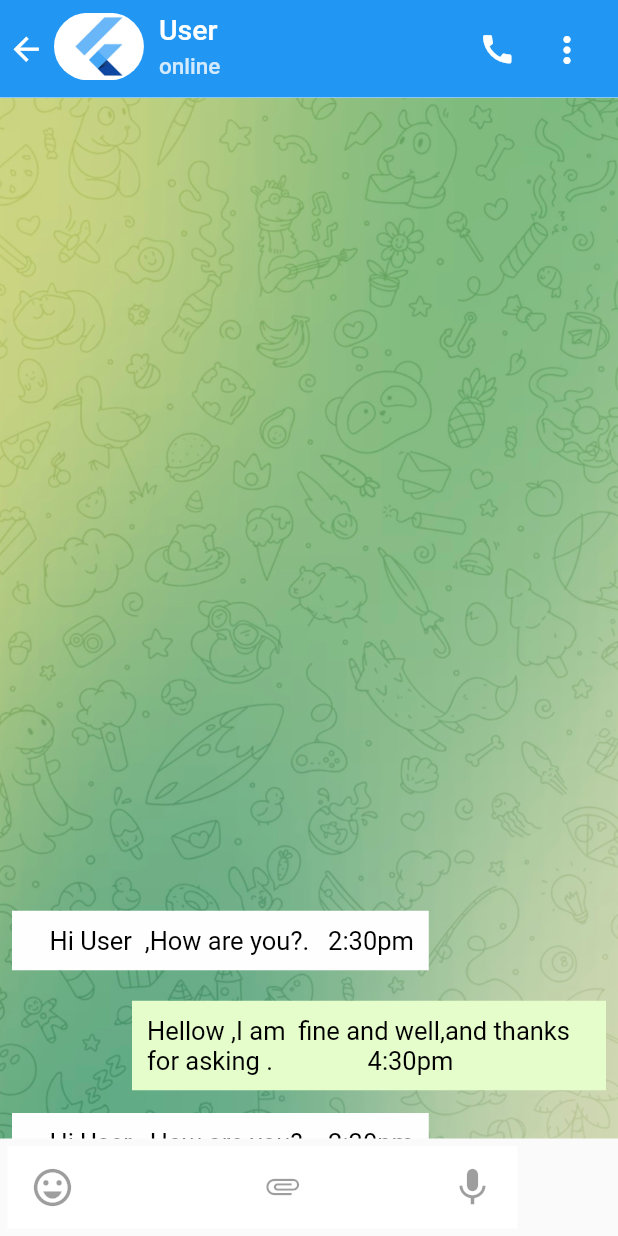
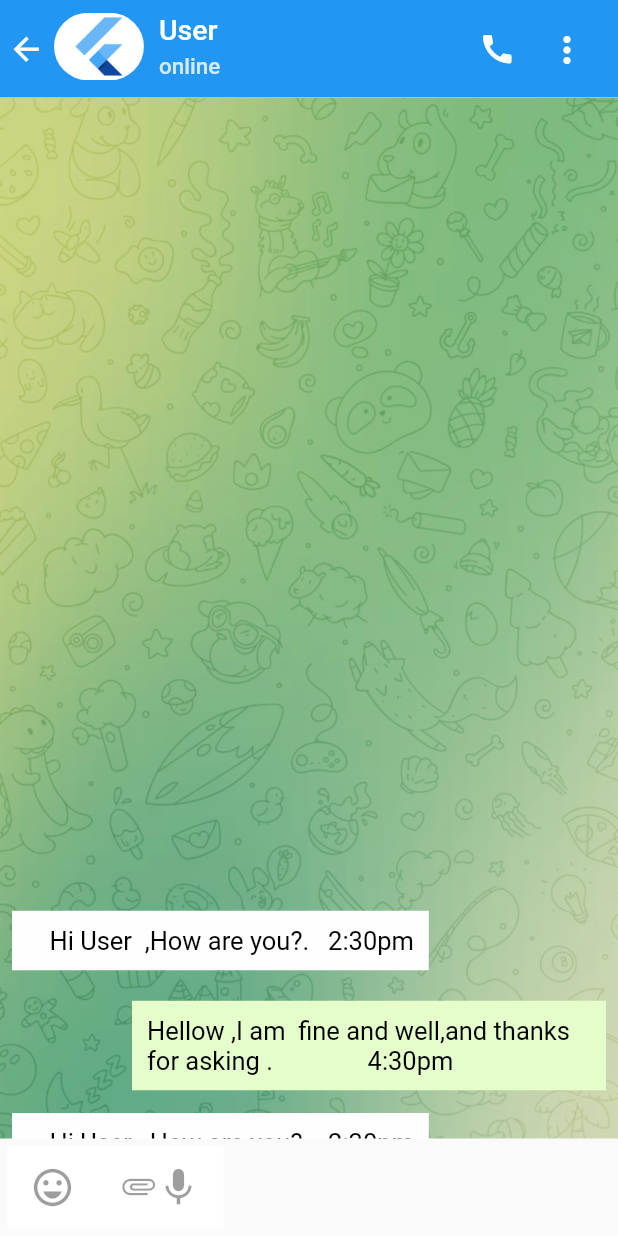
Before and after one commit to hilbeen0/telegramclone, a Flutter app: the ChatPage screen opened by its route, on a phone screen of 412 x 824 dp. Run offline on Flutter 3.47's test engine with Material 2 defaults, Android fonts, the light colour scheme and no system bars; missing offline and left inert: custom_clippers, dart:ffi.

Commit message:
chage bottm

```diff
--- a/lib/Nidar/ChatBottomBr.dart
+++ b/lib/Nidar/ChatBottomBr.dart
@@ -22,7 +22,7 @@ class ChatBottomBr extends StatelessWidget{
                 size: 30,
                 ),
                 SizedBox(width: 10,),
-                Container(width: 16,
+                Container(width: 20,
                 child: TextFormField(
                   style: TextStyle(
                     fontSize: 19,
@@ -33,13 +33,13 @@ class ChatBottomBr extends StatelessWidget{
                   ),
                 ),
                 ),
-                SizedBox(width: 100,),
+                //SizedBox(width: 100,),
                 Icon(Icons.attachment_outlined,
                 color: Colors.black38,
 
                 ),
 
-                SizedBox(width:100,),
+               // SizedBox(width:100,),
                 Icon(Icons.mic,
                 color: Colors.black38,
                 size: 30,
```
